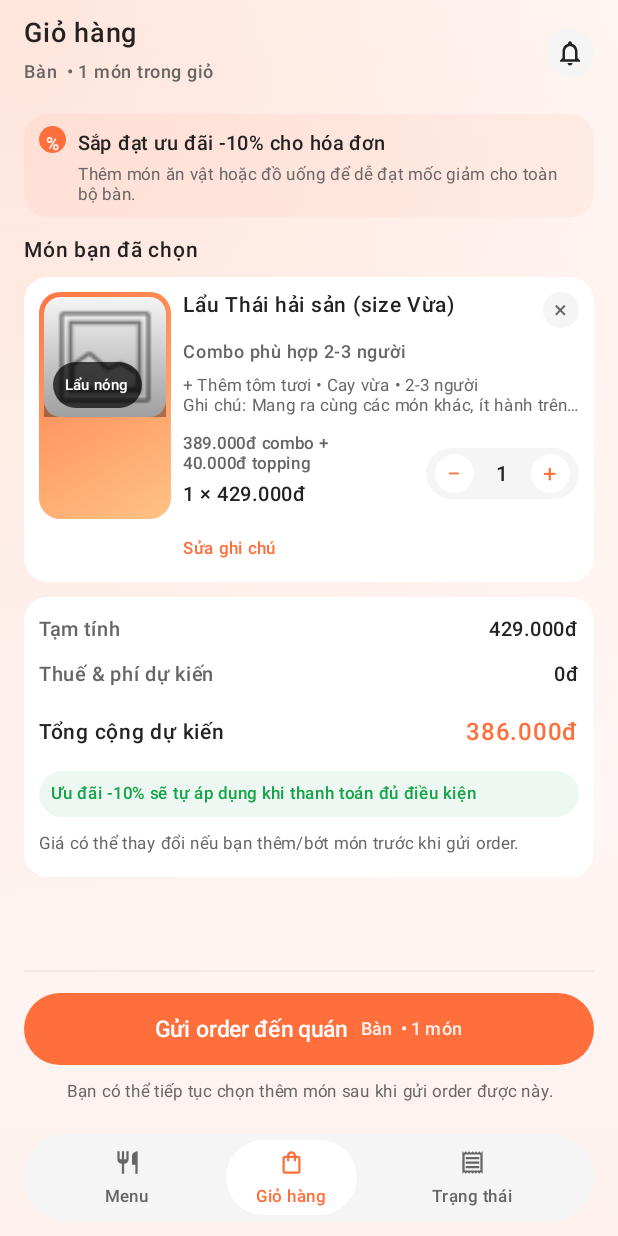
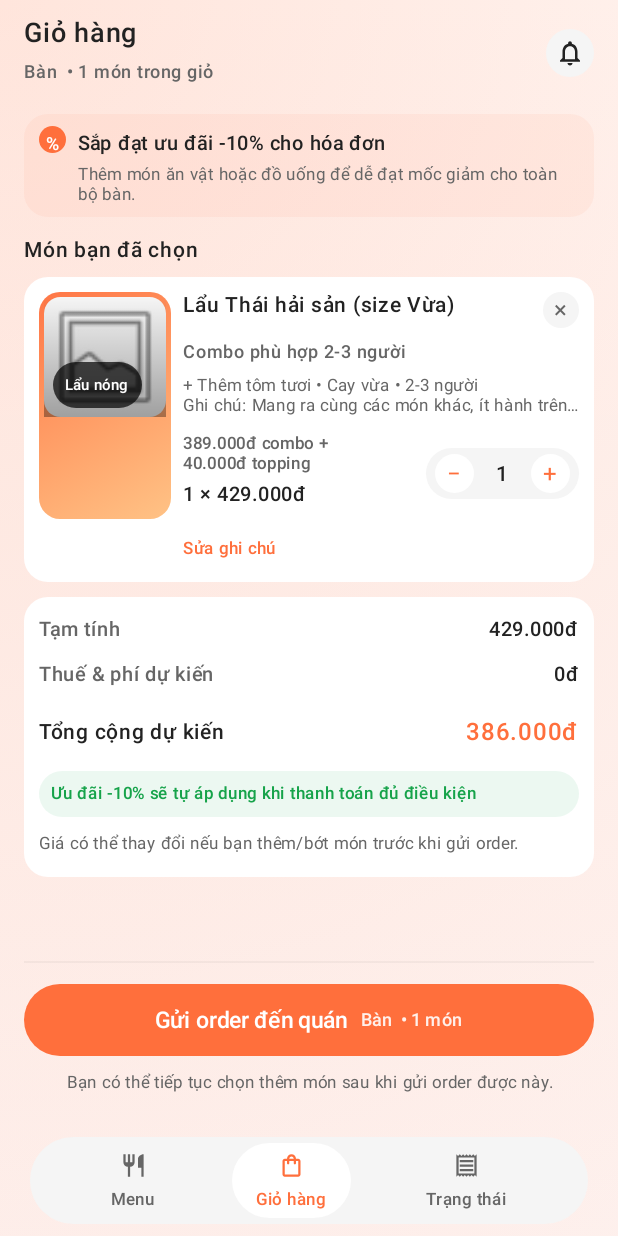
Before and after one commit to vuong20031591-hub/QRDatMon, an Android app built with Jetpack Compose: the composable CartScreen called with empty values, on a phone screen of 412 x 824 dp. Run offline under Robolectric (Android 15) with nearby library versions, the phone set to English and light mode, and no system bars.

Commit message:
[Update] Improve bottom navigation consistency and fix cart layout

```diff
--- a/mobile/app-customer/src/main/java/com/qrdatmon/customer/ui/cart/CartScreen.kt
+++ b/mobile/app-customer/src/main/java/com/qrdatmon/customer/ui/cart/CartScreen.kt
@@ -78,7 +78,7 @@ fun CartScreen(
                 brush = Brush.verticalGradient(
                     colors = listOf(
                         Color.White,
-                        Color(0xBFFFEFE8)
+                        Color(0xB3FFEFE8)
                     )
                 )
             )
@@ -89,13 +89,14 @@ fun CartScreen(
                         Color.Transparent
                     ),
                     center = androidx.compose.ui.geometry.Offset(0.5f, 0f),
-                    radius = 1000f
+                    radius = 1500f
                 )
             )
-            .padding(horizontal = 16.dp, vertical = 10.dp)
     ) {
         Column(
-            modifier = Modifier.fillMaxSize()
+            modifier = Modifier
+                .fillMaxSize()
+                .padding(horizontal = 16.dp, vertical = 10.dp)
         ) {
             // Header
             CartHeader(
@@ -203,17 +204,18 @@ fun CartScreen(
                     modifier = Modifier.fillMaxWidth()
                 )
 
-                Spacer(modifier = Modifier.height(4.dp))
+                Spacer(modifier = Modifier.height(74.dp))
+            }
+        }
 
         // Bottom Navigation
         AppBottomNavigation(
+            modifier = Modifier.align(Alignment.BottomCenter),
             selectedTab = "cart",
             onMenuClick = onNavigateToMenu,
             onCartClick = { /* Already on cart */ },
             onOrderStatusClick = onNavigateToOrderStatus
         )
-            }
-        }
     }
 }
 
@@ -323,6 +325,7 @@ private fun CartItemCard(
             .padding(10.dp)
     ) {
         Row(
+            modifier = Modifier.fillMaxWidth(),
             horizontalArrangement = Arrangement.spacedBy(8.dp)
         ) {
             // Image
--- a/mobile/app-customer/src/main/java/com/qrdatmon/customer/ui/components/BottomNavigation.kt
+++ b/mobile/app-customer/src/main/java/com/qrdatmon/customer/ui/components/BottomNavigation.kt
@@ -1,7 +1,6 @@
 package com.qrdatmon.customer.ui.components
 
 import androidx.compose.animation.animateColorAsState
-import androidx.compose.animation.core.animateDpAsState
 import androidx.compose.animation.core.tween
 import androidx.compose.foundation.background
 import androidx.compose.foundation.clickable
@@ -29,6 +28,7 @@ fun AppBottomNavigation(
     Row(
         modifier = modifier
             .fillMaxWidth()
+            .padding(horizontal = 20.dp, vertical = 8.dp)
             .height(58.dp)
             .background(Color(0xFFF5F5F5), RoundedCornerShape(999.dp))
             .padding(horizontal = 4.dp, vertical = 4.dp),
@@ -46,17 +46,12 @@ fun AppBottomNavigation(
             animationSpec = tween(durationMillis = 300),
             label = "menuIconColor"
         )
-        val menuPaddingH by animateDpAsState(
-            targetValue = if (selectedTab == "menu") 20.dp else 12.dp,
-            animationSpec = tween(durationMillis = 300),
-            label = "menuPaddingH"
-        )
 
         Column(
             modifier = Modifier
                 .background(color = menuBgColor, shape = RoundedCornerShape(999.dp))
                 .clickable { onMenuClick() }
-                .padding(horizontal = menuPaddingH, vertical = 6.dp),
+                .padding(horizontal = 16.dp, vertical = 6.dp),
             horizontalAlignment = Alignment.CenterHorizontally,
             verticalArrangement = Arrangement.spacedBy(2.dp)
         ) {
@@ -85,17 +80,12 @@ fun AppBottomNavigation(
             animationSpec = tween(durationMillis = 300),
             label = "cartIconColor"
         )
-        val cartPaddingH by animateDpAsState(
-            targetValue = if (selectedTab == "cart") 20.dp else 12.dp,
-            animationSpec = tween(durationMillis = 300),
-            label = "cartPaddingH"
-        )
 
         Column(
             modifier = Modifier
                 .background(color = cartBgColor, shape = RoundedCornerShape(999.dp))
                 .clickable { onCartClick() }
-                .padding(horizontal = cartPaddingH, vertical = 6.dp),
+                .padding(horizontal = 16.dp, vertical = 6.dp),
             horizontalAlignment = Alignment.CenterHorizontally,
             verticalArrangement = Arrangement.spacedBy(2.dp)
         ) {
@@ -124,17 +114,12 @@ fun AppBottomNavigation(
             animationSpec = tween(durationMillis = 300),
             label = "statusIconColor"
         )
-        val statusPaddingH by animateDpAsState(
-            targetValue = if (selectedTab == "status") 20.dp else 12.dp,
-            animationSpec = tween(durationMillis = 300),
-            label = "statusPaddingH"
-        )
 
         Column(
             modifier = Modifier
                 .background(color = statusBgColor, shape = RoundedCornerShape(999.dp))
                 .clickable { onOrderStatusClick() }
-                .padding(horizontal = statusPaddingH, vertical = 6.dp),
+                .padding(horizontal = 16.dp, vertical = 6.dp),
             horizontalAlignment = Alignment.CenterHorizontally,
             verticalArrangement = Arrangement.spacedBy(2.dp)
         ) {
--- a/mobile/app-customer/src/main/java/com/qrdatmon/customer/ui/menu/MenuScreen.kt
+++ b/mobile/app-customer/src/main/java/com/qrdatmon/customer/ui/menu/MenuScreen.kt
@@ -203,9 +203,7 @@ fun MenuScreen(
 
         // Bottom Navigation
         AppBottomNavigation(
-            modifier = Modifier
-                .align(Alignment.BottomCenter)
-                .padding(horizontal = 20.dp, vertical = 8.dp),
+            modifier = Modifier.align(Alignment.BottomCenter),
             selectedTab = selectedTab,
             onMenuClick = { selectedTab = "menu" },
             onCartClick = {
```
Lines whose indentation alone changed are shown as unchanged.
